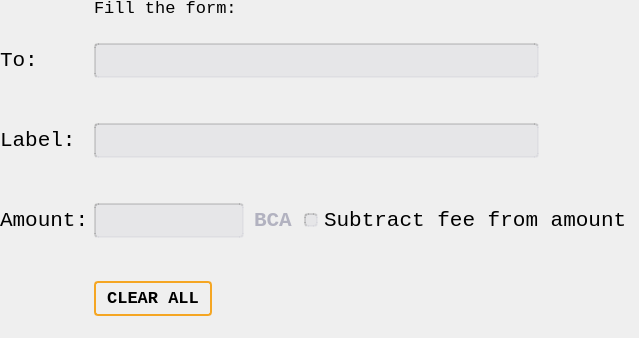
This is src/qt/forms/sendcoinsentry.ui in bitcoin-atom/bitcoin-atom as Qt 5 draws it before an edit. The edited form follows.
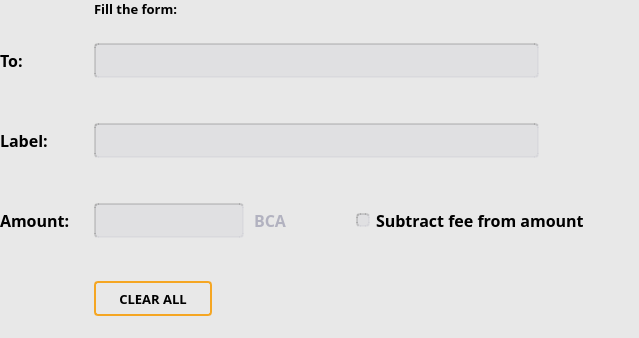
This is the edited form. Custom widgets are drawn as their Qt base class.

Patch:
```diff
--- a/src/qt/forms/sendcoinsentry.ui
+++ b/src/qt/forms/sendcoinsentry.ui
@@ -13,6 +13,9 @@
   <property name="windowTitle">
    <string>Form</string>
   </property>
+  <property name="styleSheet">
+   <string notr="true">background-color: #e8e8e8;</string>
+  </property>
   <layout class="QVBoxLayout" name="verticalLayout">
    <property name="spacing">
     <number>0</number>
@@ -90,12 +93,17 @@
        </property>
        <property name="font">
         <font>
-         <family>Liberation Mono</family>
-         <pointsize>13</pointsize>
-         <weight>50</weight>
-         <bold>false</bold>
+         <family>Roboto Mono</family>
+         <pointsize>-1</pointsize>
+         <weight>62</weight>
+         <bold>true</bold>
         </font>
        </property>
+       <property name="styleSheet">
+        <string notr="true">font-family: &quot;Roboto Mono&quot;;
+font-size: 13px;
+font-weight: 500;</string>
+       </property>
        <property name="text">
         <string>Fill the form:</string>
        </property>
@@ -130,12 +138,17 @@
        </property>
        <property name="font">
         <font>
-         <family>Liberation Mono</family>
-         <pointsize>16</pointsize>
-         <weight>50</weight>
-         <bold>false</bold>
+         <family>Roboto Mono</family>
+         <pointsize>-1</pointsize>
+         <weight>62</weight>
+         <bold>true</bold>
         </font>
        </property>
+       <property name="styleSheet">
+        <string notr="true">font-family: &quot;Roboto Mono&quot;;
+font-size: 16px;
+font-weight: 500;</string>
+       </property>
        <property name="text">
         <string>To:</string>
        </property>
@@ -359,12 +372,17 @@
        </property>
        <property name="font">
         <font>
-         <family>Liberation Mono</family>
-         <pointsize>16</pointsize>
-         <weight>50</weight>
-         <bold>false</bold>
+         <family>Roboto Mono</family>
+         <pointsize>-1</pointsize>
+         <weight>62</weight>
+         <bold>true</bold>
         </font>
        </property>
+       <property name="styleSheet">
+        <string notr="true">font-family: &quot;Roboto Mono&quot;;
+font-size: 16px;
+font-weight: 500;</string>
+       </property>
        <property name="text">
         <string>Label:</string>
        </property>
@@ -482,12 +500,17 @@
        </property>
        <property name="font">
         <font>
-         <family>Liberation Mono</family>
-         <pointsize>16</pointsize>
-         <weight>50</weight>
-         <bold>false</bold>
+         <family>Roboto Mono</family>
+         <pointsize>-1</pointsize>
+         <weight>62</weight>
+         <bold>true</bold>
         </font>
        </property>
+       <property name="styleSheet">
+        <string notr="true">font-family: &quot;Roboto Mono&quot;;
+font-size: 16px;
+font-weight: 500;</string>
+       </property>
        <property name="text">
         <string>Amount:</string>
        </property>
@@ -551,32 +574,69 @@
        </property>
        <property name="font">
         <font>
-         <family>Liberation Mono</family>
-         <pointsize>16</pointsize>
-         <weight>75</weight>
+         <family>Roboto Mono</family>
+         <pointsize>-1</pointsize>
+         <weight>87</weight>
          <bold>true</bold>
         </font>
        </property>
        <property name="styleSheet">
-        <string notr="true">color: #b2b2c0;</string>
+        <string notr="true">color: #b2b2c0;
+font-family: &quot;Roboto Mono&quot;;
+font-size: 16px;
+font-weight: 700;
+</string>
        </property>
        <property name="text">
         <string>BCA</string>
        </property>
       </widget>
      </item>
+     <item>
+      <widget class="QFrame" name="frame_3">
+       <property name="sizePolicy">
+        <sizepolicy hsizetype="Fixed" vsizetype="Preferred">
+         <horstretch>0</horstretch>
+         <verstretch>0</verstretch>
+        </sizepolicy>
+       </property>
+       <property name="minimumSize">
+        <size>
+         <width>52</width>
+         <height>0</height>
+        </size>
+       </property>
+       <property name="maximumSize">
+        <size>
+         <width>52</width>
+         <height>16777215</height>
+        </size>
+       </property>
+       <property name="frameShape">
+        <enum>QFrame::NoFrame</enum>
+       </property>
+       <property name="frameShadow">
+        <enum>QFrame::Raised</enum>
+       </property>
+      </widget>
+     </item>
      <item>
       <widget class="QCheckBox" name="checkboxSubtractFeeFromAmount">
        <property name="font">
         <font>
-         <family>Liberation Mono</family>
-         <pointsize>16</pointsize>
-         <weight>50</weight>
-         <bold>false</bold>
+         <family>Roboto Mono</family>
+         <pointsize>-1</pointsize>
+         <weight>62</weight>
+         <bold>true</bold>
         </font>
        </property>
        <property name="styleSheet">
-        <string notr="true">QCheckBox::indicator:unchecked {
+        <string notr="true">QCheckBox {
+	font-family: &quot;Roboto Mono&quot;;
+	font-size: 16px;
+	font-weight: 500;
+}
+QCheckBox::indicator:unchecked {
 	background-color: rgba(170, 170, 186, 33);
 	border-top: 2px inset rgba(0, 0, 0, 33); 
 	border-left: 2px inset rgba(0, 0, 0, 33); 
@@ -709,9 +769,9 @@
        </property>
        <property name="font">
         <font>
-         <family>Liberation Mono</family>
-         <pointsize>13</pointsize>
-         <weight>75</weight>
+         <family>Roboto Mono</family>
+         <pointsize>-1</pointsize>
+         <weight>87</weight>
          <bold>true</bold>
         </font>
        </property>
@@ -719,6 +779,9 @@
         <string notr="true">background-color: transparent;
 border: 2px solid #f5a623;
 border-radius: 4px;
+font-family: &quot;Roboto Mono&quot;;
+font-size: 13px;
+font-weight: 700;
 </string>
        </property>
        <property name="text">
@@ -757,17 +820,17 @@
   </layout>
  </widget>
  <customwidgets>
-  <customwidget>
-   <class>QValidatedLineEdit</class>
-   <extends>QLineEdit</extends>
-   <header>qt/qvalidatedlineedit.h</header>
-  </customwidget>
   <customwidget>
    <class>BitcoinAmountField</class>
    <extends>QLineEdit</extends>
    <header>qt/bitcoinamountfield.h</header>
    <container>1</container>
   </customwidget>
+  <customwidget>
+   <class>QValidatedLineEdit</class>
+   <extends>QLineEdit</extends>
+   <header>qt/qvalidatedlineedit.h</header>
+  </customwidget>
  </customwidgets>
  <resources/>
  <connections/>
```
Left out of the diff: 15 changed lines with no effect on the pictures.
